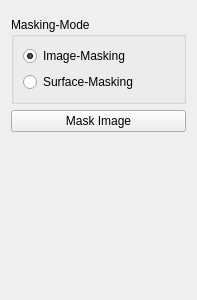
This is Plugins/org.mitk.gui.qt.segmentation/src/internal/SegmentationUtilities/ImageMasking/QmitkImageMaskingWidgetControls.ui in MITK/MITK as Qt 5 draws it before an edit. The edited form follows.
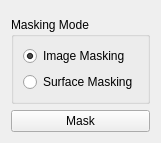
This is the edited form. Custom widgets are drawn as their Qt base class.

Commit message: Fix bug in tool SurfaceToImage and added a qmessagebox for error output

The edit to the form file:
```diff
--- a/Plugins/org.mitk.gui.qt.segmentation/src/internal/SegmentationUtilities/ImageMasking/QmitkImageMaskingWidgetControls.ui
+++ b/Plugins/org.mitk.gui.qt.segmentation/src/internal/SegmentationUtilities/ImageMasking/QmitkImageMaskingWidgetControls.ui
@@ -6,8 +6,8 @@
    <rect>
     <x>0</x>
     <y>0</y>
-    <width>197</width>
-    <height>300</height>
+    <width>139</width>
+    <height>143</height>
    </rect>
   </property>
   <layout class="QVBoxLayout" name="verticalLayout">
@@ -17,13 +17,13 @@
    <item>
     <widget class="QGroupBox" name="groupBox">
      <property name="title">
-      <string>Masking-Mode</string>
+      <string>Masking Mode</string>
      </property>
      <layout class="QVBoxLayout" name="verticalLayout_2">
       <item>
        <widget class="QRadioButton" name="rbMaskImage">
         <property name="text">
-         <string>Image-Masking</string>
+         <string>Image Masking</string>
         </property>
         <property name="checked">
          <bool>true</bool>
@@ -33,7 +33,7 @@
       <item>
        <widget class="QRadioButton" name="rbMaskSurface">
         <property name="text">
-         <string>Surface-Masking</string>
+         <string>Surface Masking</string>
         </property>
        </widget>
       </item>
@@ -43,7 +43,7 @@
    <item>
     <widget class="QPushButton" name="btnMaskImage">
      <property name="text">
-      <string>Mask Image</string>
+      <string>Mask</string>
      </property>
     </widget>
    </item>
```
The commit also changes 4 other files.
